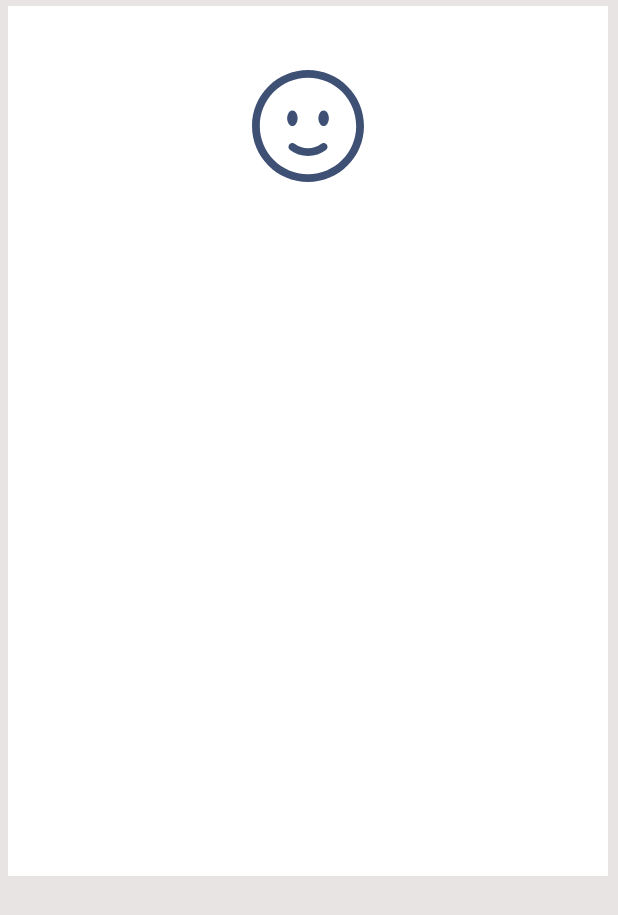
After one commit to strl3n/Health-For-You, an Android app: the fragment LoginFragment shown on its own in the app's theme, on a phone screen of 412 x 824 dp. The commit adds this screen. Shown: the top 915 px of the screen. Run offline under Robolectric (Android 15) with nearby library versions, the phone set to English and light mode, and no system bars.

Commit message:
LoginFragment and RegisterFragment (Belum selesai)

```diff
--- /dev/null
+++ b/app/src/main/java/com/istts/healthforyou/LoginFragment.kt
@@ -0,0 +1,20 @@
+package com.istts.healthforyou
+
+import android.os.Bundle
+import androidx.fragment.app.Fragment
+import android.view.LayoutInflater
+import android.view.View
+import android.view.ViewGroup
+import com.istts.healthforyou.databinding.FragmentLoginBinding
+
+class LoginFragment : Fragment() {
+    private lateinit var binding: FragmentLoginBinding // Inisialisasi untuk binding LoginFragment
+    override fun onCreateView(
+        inflater: LayoutInflater, container: ViewGroup?,
+        savedInstanceState: Bundle?
+    ): View? {
+        binding = FragmentLoginBinding.inflate(inflater, container, false)
+
+        return binding.root
+    }
+}
--- /dev/null
+++ b/app/src/main/java/com/istts/healthforyou/RegisterFragment.kt
@@ -0,0 +1,18 @@
+package com.istts.healthforyou
+
+import android.os.Bundle
+import androidx.fragment.app.Fragment
+import android.view.LayoutInflater
+import android.view.View
+import android.view.ViewGroup
+import com.istts.healthforyou.databinding.FragmentRegisterBinding
+
+class RegisterFragment : Fragment() {
+    private lateinit var binding: FragmentRegisterBinding // Inisialisasi untuk binding RegisterFragment
+    override fun onCreateView(
+        inflater: LayoutInflater, container: ViewGroup?,
+        savedInstanceState: Bundle?
+    ): View? {
+        return inflater.inflate(R.layout.fragment_register, container, false)
+    }
+}
--- /dev/null
+++ b/app/src/main/res/drawable/logo_login_register.xml
@@ -0,0 +1,16 @@
+<vector xmlns:android="http://schemas.android.com/apk/res/android"
+    android:width="100dp"
+    android:height="100dp"
+    android:viewportWidth="28.8"
+    android:viewportHeight="28.8">
+  <path
+      android:pathData="M14.4,5.15C9.291,5.15 5.15,9.291 5.15,14.4C5.15,19.509 9.291,23.65 14.4,23.65C19.509,23.65 23.65,19.509 23.65,14.4C23.65,9.291 19.509,5.15 14.4,5.15ZM3.65,14.4C3.65,8.463 8.463,3.65 14.4,3.65C20.337,3.65 25.15,8.463 25.15,14.4C25.15,20.337 20.337,25.15 14.4,25.15C8.463,25.15 3.65,20.337 3.65,14.4ZM10.797,17.953C11.044,17.621 11.514,17.551 11.847,17.798C12.575,18.337 13.454,18.65 14.4,18.65C15.346,18.65 16.225,18.337 16.953,17.798C17.286,17.551 17.756,17.621 18.003,17.953C18.249,18.286 18.179,18.756 17.847,19.003C16.874,19.723 15.685,20.15 14.4,20.15C13.115,20.15 11.926,19.723 10.953,19.003C10.621,18.756 10.551,18.286 10.797,17.953Z"
+      android:fillColor="#3e5074"
+      android:fillType="evenOdd"/>
+  <path
+      android:pathData="M18.4,12.9C18.4,13.728 17.952,14.4 17.4,14.4C16.848,14.4 16.4,13.728 16.4,12.9C16.4,12.072 16.848,11.4 17.4,11.4C17.952,11.4 18.4,12.072 18.4,12.9Z"
+      android:fillColor="#3e5074"/>
+  <path
+      android:pathData="M12.4,12.9C12.4,13.728 11.952,14.4 11.4,14.4C10.848,14.4 10.4,13.728 10.4,12.9C10.4,12.072 10.848,11.4 11.4,11.4C11.952,11.4 12.4,12.072 12.4,12.9Z"
+      android:fillColor="#3e5074"/>
+</vector>
--- /dev/null
+++ b/app/src/main/res/layout/fragment_login.xml
@@ -0,0 +1,30 @@
+<?xml version="1.0" encoding="utf-8"?>
+<androidx.constraintlayout.widget.ConstraintLayout xmlns:android="http://schemas.android.com/apk/res/android"
+    xmlns:app="http://schemas.android.com/apk/res-auto"
+    xmlns:tools="http://schemas.android.com/tools"
+    android:id="@+id/frameLayout_login"
+    android:layout_width="match_parent"
+    android:layout_height="match_parent"
+    android:background="#E9E4E4"
+    tools:context=".LoginFragment" >
+
+    <LinearLayout
+        android:layout_width="400dp"
+        android:layout_height="580dp"
+        android:layout_marginTop="4dp"
+        android:background="#FFFFFF"
+        android:orientation="vertical"
+        app:layout_constraintEnd_toEndOf="parent"
+        app:layout_constraintHorizontal_bias="0.454"
+        app:layout_constraintStart_toStartOf="parent"
+        app:layout_constraintTop_toTopOf="parent">
+
+        <ImageView
+            android:id="@+id/logoLogin"
+            android:layout_width="100dp"
+            android:layout_height="100dp"
+            android:layout_marginLeft="150dp"
+            android:layout_marginTop="30dp"
+            android:src="@drawable/logo_login_register" />
+    </LinearLayout>
+</androidx.constraintlayout.widget.ConstraintLayout>
--- /dev/null
+++ b/app/src/main/res/layout/fragment_register.xml
@@ -0,0 +1,8 @@
+<?xml version="1.0" encoding="utf-8"?>
+<androidx.constraintlayout.widget.ConstraintLayout xmlns:android="http://schemas.android.com/apk/res/android"
+    xmlns:tools="http://schemas.android.com/tools"
+    android:id="@+id/frameLayout_register"
+    android:layout_width="match_parent"
+    android:layout_height="match_parent"
+    android:background="#E9E4E4"
+    tools:context=".RegisterFragment" />
--- a/app/src/main/res/values/strings.xml
+++ b/app/src/main/res/values/strings.xml
@@ -1,3 +1,5 @@
 <resources>
     <string name="app_name">HealthForYou</string>
+    <!-- TODO: Remove or change this placeholder text -->
+    <string name="hello_blank_fragment">Hello blank fragment</string>
 </resources>
```
Also changed, not shown: 2 other files.
